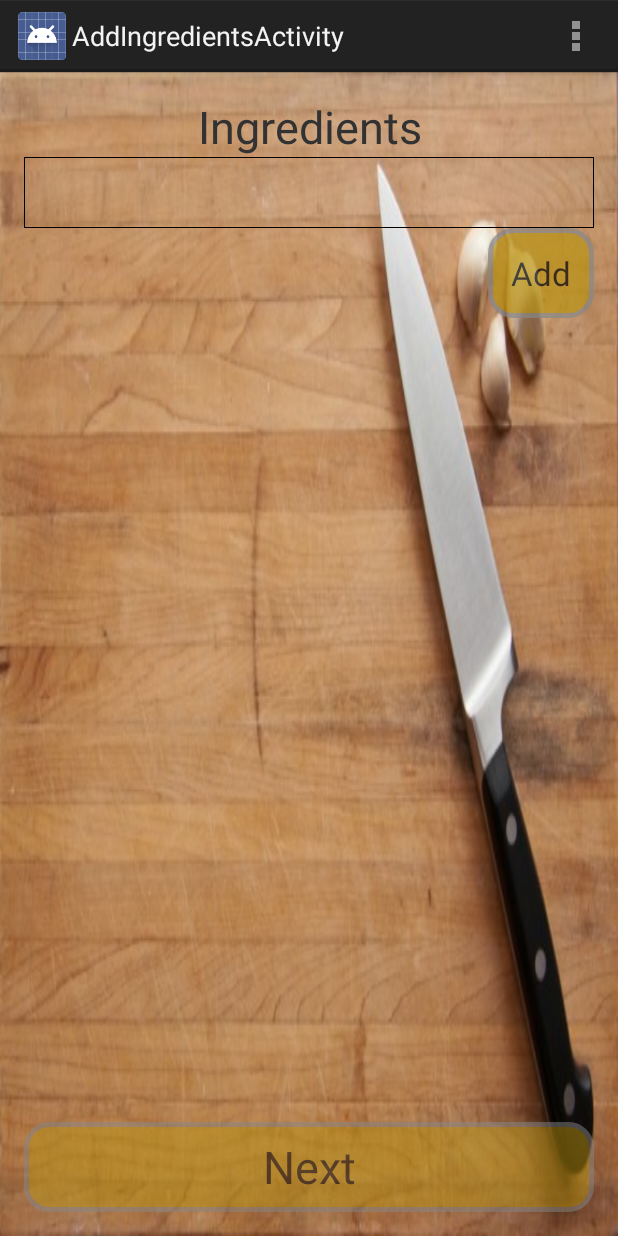
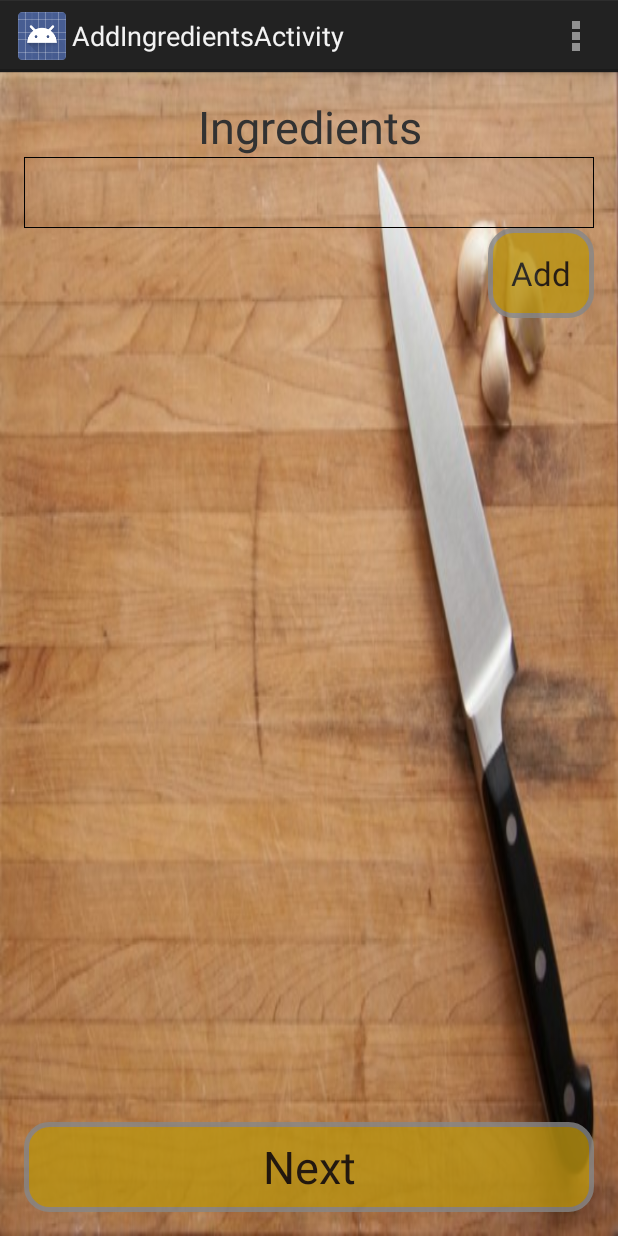
Before and after one commit to stefanNaumov/RecipeSuggestor, an Android app: the AddIngredientsActivity screen opened directly, with no data from a screen before it, on a phone screen of 412 x 824 dp. Run offline under Robolectric (Android 15) with nearby library versions, the light colour scheme and no system bars.

Commit message:
UI fixes

```diff
--- a/app/src/main/java/com/example/stefan/recipesuggestor/AddIngredientsActivity.java
+++ b/app/src/main/java/com/example/stefan/recipesuggestor/AddIngredientsActivity.java
@@ -43,31 +43,6 @@ public class AddIngredientsActivity extends Activity implements View.OnClickList
         this.init();
     }
 
-    private void init(){
-        goToAddSpicesBtn = (Button)findViewById(R.id.goToAddSpicesBtnId);
-        goToAddSpicesBtn.setOnClickListener(this);
-
-        addIngredientButton = (Button)findViewById(R.id.addIngredientsAddBtnId);
-        addIngredientButton.setOnClickListener(this);
-
-        recipe = (Recipe)getIntent().getSerializableExtra("Recipe");
-
-        ingredientsContainer = IngredientsContainer.getInstance();
-        converter = new Converter();
-
-        RelativeLayout layout = (RelativeLayout) findViewById(R.id.addIngredientsLayout);
-        layout.setOnTouchListener(this);
-        keyBrdHider = new KeyboardHider(this);
-
-        addIngredientInput = (EditText)findViewById(R.id.addIngredientsInputId);
-
-        listView = (ListView)findViewById(R.id.addIngredientslistViewId);
-        List<String> list = ingredientsContainer.getIngredientsList();
-
-        adapter = new ArrayAdapter<String>(this,android.R.layout.simple_list_item_1,ingredientsContainer.getIngredientsList());
-        listView.setAdapter(adapter);
-    }
-
     @Override
     public boolean onCreateOptionsMenu(Menu menu) {
         // Inflate the menu; this adds items to the action bar if it is present.
@@ -100,6 +75,11 @@ public class AddIngredientsActivity extends Activity implements View.OnClickList
                         Toast.LENGTH_LONG).show();
             }
             else{
+                //convert ingredients list to String and set it to the current recipe
+                String ingredientsAsStr = this.converter.convertListToString(
+                        this.ingredientsContainer.getIngredientsList());
+                this.recipe.setIngredients(ingredientsAsStr);
+
                 Intent intent = new Intent(this,AddSpicesActivity.class);
                 intent.putExtra("Recipe",recipe);
 
@@ -128,4 +108,29 @@ public class AddIngredientsActivity extends Activity implements View.OnClickList
         keyBrdHider.hideKeyobard(view);
         return false;
     }
+
+    private void init(){
+        goToAddSpicesBtn = (Button)findViewById(R.id.goToAddSpicesBtnId);
+        goToAddSpicesBtn.setOnClickListener(this);
+
+        addIngredientButton = (Button)findViewById(R.id.addIngredientsAddBtnId);
+        addIngredientButton.setOnClickListener(this);
+
+        recipe = (Recipe)getIntent().getSerializableExtra("Recipe");
+
+        ingredientsContainer = IngredientsContainer.getInstance();
+        converter = new Converter();
+
+        RelativeLayout layout = (RelativeLayout) findViewById(R.id.addIngredientsLayout);
+        layout.setOnTouchListener(this);
+        keyBrdHider = new KeyboardHider(this);
+
+        addIngredientInput = (EditText)findViewById(R.id.addIngredientsInputId);
+
+        listView = (ListView)findViewById(R.id.addIngredientslistViewId);
+        List<String> list = ingredientsContainer.getIngredientsList();
+
+        adapter = new ArrayAdapter<String>(this,android.R.layout.simple_list_item_1,ingredientsContainer.getIngredientsList());
+        listView.setAdapter(adapter);
+    }
 }
--- a/app/src/main/java/com/example/stefan/recipesuggestor/HowToPrepareActivity.java
+++ b/app/src/main/java/com/example/stefan/recipesuggestor/HowToPrepareActivity.java
@@ -53,8 +53,8 @@ public class HowToPrepareActivity extends Activity {
 
         if (recipe != null){
             howToPrepare.setText(recipe.getPreparing());
-            /*If a user opens clicks the HowToPrepare button he will use the current recipe
-            - incremetn the timesSeen value*/
+            /*If a user  clicks the HowToPrepare button he will use the current recipe
+            - increment the timesSeen value*/
             int timesSeen = recipe.getTimesUsed();
             timesSeen += 1;
             dbManager.updateTimesSeen(recipe.getName(),timesSeen);
--- a/app/src/main/java/com/example/stefan/recipesuggestor/MainActivity.java
+++ b/app/src/main/java/com/example/stefan/recipesuggestor/MainActivity.java
@@ -87,6 +87,8 @@ public class MainActivity extends Activity implements View.OnClickListener, Adap
     protected void onResume() {
         super.onResume();
         this.clearContainers();
+
+        this.fetchRecipes();
     }
 
     @Override
@@ -109,6 +111,9 @@ public class MainActivity extends Activity implements View.OnClickListener, Adap
 
         dbManager = new SQLiteDBManager(getApplicationContext());
 
+    }
+
+    private void fetchRecipes(){
         modelsList = dbManager.getSortedByTimesUsedWithRange(MOST_USED_LIST_SIZE);
         ListView listView = (ListView)findViewById(R.id.list);
 
--- a/app/src/main/res/drawable-hdpi/textviewshape.xml
+++ b/app/src/main/res/drawable-hdpi/textviewshape.xml
@@ -5,7 +5,7 @@
         android:width="1dp"
         android:color="#B9B8BA" />
 
-    <solid android:color="#ffffff" />
+    <solid android:color="#F2AE4E" />
 
     <padding
         android:left="1dp"
--- a/app/src/main/res/values/styles.xml
+++ b/app/src/main/res/values/styles.xml
@@ -9,7 +9,7 @@
         <item name="android:paddingLeft">15dp</item>
         <item name="android:paddingBottom">10dp</item>
         <item name="android:paddingTop">10dp</item>
-       <item name="android:alpha">0.7</item>
+       <item name="android:alpha">0.8</item>
         <item name="android:textSize">22sp</item>
         <item name="android:background">@drawable/buttonshape</item>
     </style>
@@ -30,7 +30,7 @@
         <item name="android:textSize">30sp</item>
         <item name="android:text">@string/next</item>
         <item name="android:background">@drawable/buttonshape</item>
-        <item name="android:alpha">0.5</item>
+        <item name="android:alpha">0.8</item>
     </style>
     <style name="editTextStyle">
         <item name="android:layout_alignParentLeft">true</item>
@@ -41,8 +41,8 @@
         <item name="android:gravity">top|left</item>
     </style>
     <style name="transparentBackground">
-        <item name="android:background">#878787</item>
-        <item name="android:alpha">0.5</item>
+        <item name="android:background">#F2AE4E</item>
+        <item name="android:alpha">0.8</item>
         <item name="android:gravity">center</item>
         <item name="android:textSize">30sp</item>
     </style>
```
Also changed, not shown: app/src/main/java/Tasks/Converter.java (+21 -1 lines), app/src/main/java/com/example/stefan/recipesuggestor/AddSpicesActivity.java (+6 -1 lines), app/src/main/java/com/example/stefan/recipesuggestor/RecipePreparingActivity.java (+12 -4 lines), app/src/main/res/layout/activity_main.xml (+9 -6 lines), app/src/main/res/drawable-mdpi/oven.jpg (added).
